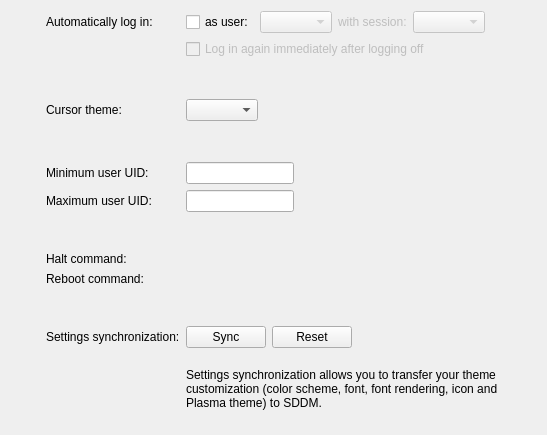
This is src/ui/advanceconfig.ui in KDE/sddm-kcm as Qt 5 draws it before an edit. The edited form follows.
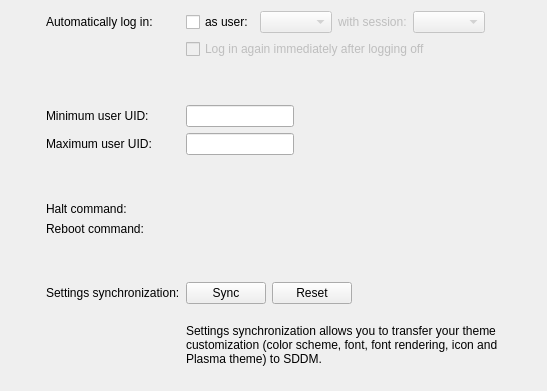
This is the edited form. Icons and pictures are not drawn. Custom widgets are drawn as their Qt base class.

Commit message:
Remove cursor theme option
Summary: Continuation of D22191 and is built on top of it. Instead of having a niche option for a cursor theme with all the underlying infrastructure having to support it, grab the cursor them from a KDE config file and write it to the SDDM config file.

Reviewers: ngraham, davidedmundson

Reviewed By: ngraham, davidedmundson

Subscribers: plasma-devel

Tags: #plasma

Diff of the .ui file:
```diff
--- a/src/ui/advanceconfig.ui
+++ b/src/ui/advanceconfig.ui
@@ -7,7 +7,7 @@
     <x>0</x>
     <y>0</y>
     <width>547</width>
-    <height>435</height>
+    <height>391</height>
    </rect>
   </property>
   <layout class="QVBoxLayout" name="verticalLayout">
@@ -91,36 +91,13 @@
       </spacer>
      </item>
      <item row="4" column="0">
-      <widget class="QLabel" name="label_7">
-       <property name="text">
-        <string>Cursor theme:</string>
-       </property>
-      </widget>
-     </item>
-     <item row="4" column="1">
-      <widget class="QComboBox" name="cursorList"/>
-     </item>
-     <item row="5" column="0">
-      <spacer name="verticalSpacer_2">
-       <property name="orientation">
-        <enum>Qt::Vertical</enum>
-       </property>
-       <property name="sizeHint" stdset="0">
-        <size>
-         <width>8</width>
-         <height>8</height>
-        </size>
-       </property>
-      </spacer>
-     </item>
-     <item row="6" column="0">
       <widget class="QLabel" name="label_6">
        <property name="text">
         <string>Minimum user UID:</string>
        </property>
       </widget>
      </item>
-     <item row="6" column="1">
+     <item row="4" column="1">
       <widget class="QLineEdit" name="minimumUid">
        <property name="sizePolicy">
         <sizepolicy hsizetype="Preferred" vsizetype="Fixed">
@@ -133,14 +110,14 @@
        </property>
       </widget>
      </item>
-     <item row="7" column="0">
+     <item row="5" column="0">
       <widget class="QLabel" name="label_5">
        <property name="text">
         <string>Maximum user UID:</string>
        </property>
       </widget>
      </item>
-     <item row="7" column="1">
+     <item row="5" column="1">
       <widget class="QLineEdit" name="maximumUid">
        <property name="sizePolicy">
         <sizepolicy hsizetype="Preferred" vsizetype="Fixed">
@@ -153,7 +130,7 @@
        </property>
       </widget>
      </item>
-     <item row="8" column="0">
+     <item row="6" column="0">
       <spacer name="verticalSpacer_3">
        <property name="orientation">
         <enum>Qt::Vertical</enum>
@@ -166,14 +143,14 @@
        </property>
       </spacer>
      </item>
-     <item row="9" column="0">
+     <item row="7" column="0">
       <widget class="QLabel" name="label">
        <property name="text">
         <string>Halt command:</string>
        </property>
       </widget>
      </item>
-     <item row="9" column="1">
+     <item row="7" column="1">
       <widget class="KUrlRequester" name="haltCommand" native="true">
        <property name="minimumSize">
         <size>
@@ -183,14 +160,14 @@
        </property>
       </widget>
      </item>
-     <item row="10" column="0">
+     <item row="8" column="0">
       <widget class="QLabel" name="label_2">
        <property name="text">
         <string>Reboot command:</string>
        </property>
       </widget>
      </item>
-     <item row="10" column="1">
+     <item row="8" column="1">
       <widget class="KUrlRequester" name="rebootCommand" native="true">
        <property name="minimumSize">
         <size>
@@ -200,27 +177,27 @@
        </property>
       </widget>
      </item>
-     <item row="12" column="0">
+     <item row="9" column="0">
+      <spacer name="verticalSpacer_4">
+       <property name="orientation">
+        <enum>Qt::Vertical</enum>
+       </property>
+       <property name="sizeHint" stdset="0">
+        <size>
+         <width>8</width>
+         <height>8</height>
+        </size>
+       </property>
+      </spacer>
+     </item>
+     <item row="10" column="0">
       <widget class="QLabel" name="label_8">
        <property name="text">
         <string>Settings synchronization:</string>
        </property>
       </widget>
      </item>
-     <item row="11" column="0">
-      <spacer name="verticalSpacer_4">
-       <property name="orientation">
-        <enum>Qt::Vertical</enum>
-       </property>
-       <property name="sizeHint" stdset="0">
-        <size>
-         <width>8</width>
-         <height>8</height>
-        </size>
-       </property>
-      </spacer>
-     </item>
-     <item row="12" column="1">
+     <item row="10" column="1">
       <layout class="QHBoxLayout" name="horizontalLayout_2">
        <item>
         <widget class="QPushButton" name="syncSettings">
@@ -244,7 +221,7 @@
        </item>
       </layout>
      </item>
-     <item row="13" column="1">
+     <item row="11" column="1">
       <widget class="QLabel" name="syncExplanation">
        <property name="sizePolicy">
         <sizepolicy hsizetype="Preferred" vsizetype="Preferred">
```
The commit also changes 14 other files.
